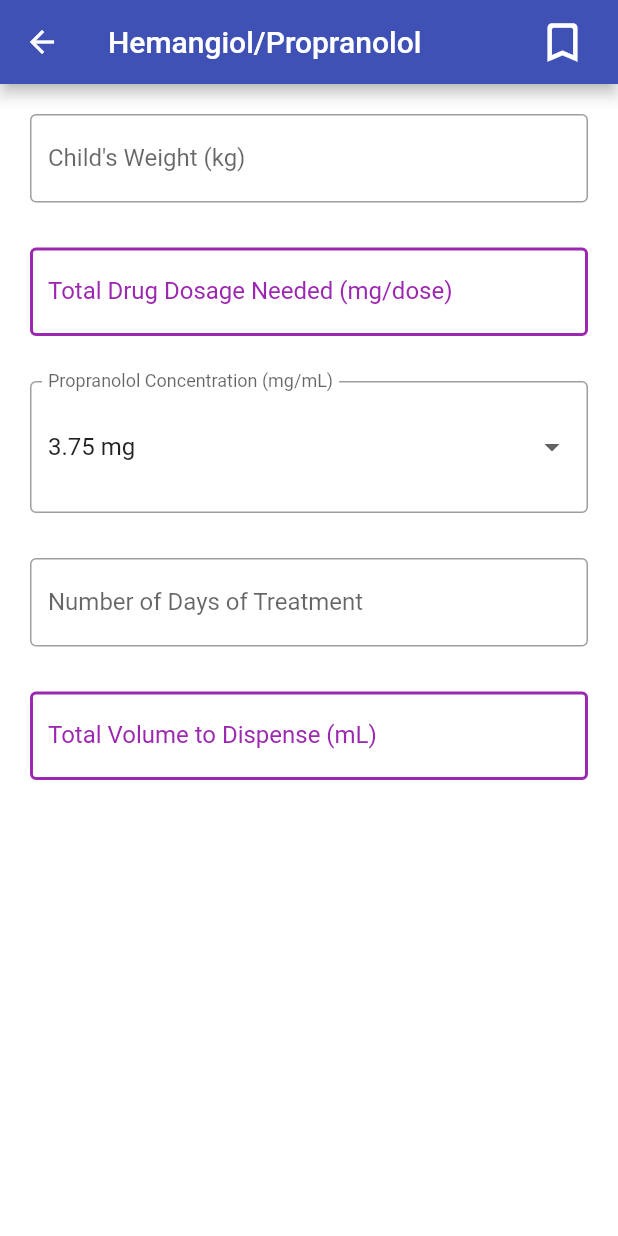
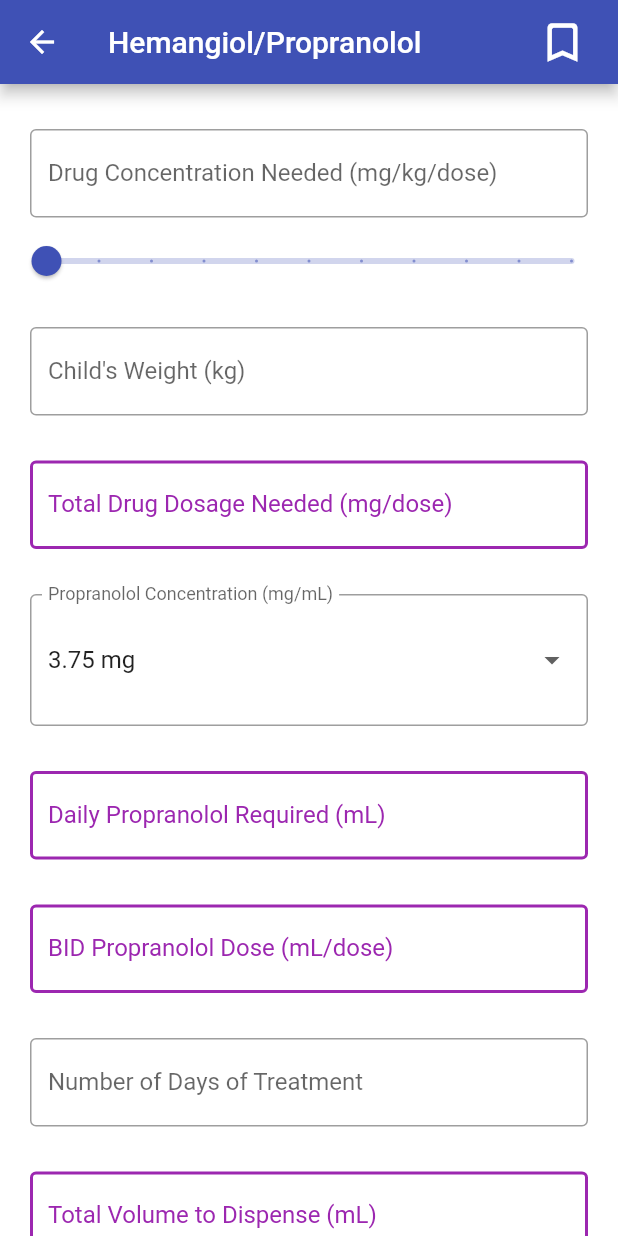
Before and after one commit to CSCIX691DAL/Application-for-Dosing-of-Pediat, a Flutter app: the Med7 screen opened by its route, on a phone screen of 412 x 824 dp. Run offline on Flutter 3.47's test engine with Material 2 defaults, Android fonts, the phone set to English and light mode, and no system bars.

Commit message:
implement partial function for med7

```diff
--- a/dosing_app/lib/medications/med_7.dart
+++ b/dosing_app/lib/medications/med_7.dart
@@ -50,25 +50,14 @@
   }
 
   // Functions for each output field
-  void calcTotalDosageNeeded() {
+  String calcTotalDosagePropranol(double concentrationNeeded, double childWeight) {
     totalDoseNeeded = concentrationNeeded * childWeight;
     totalDrugDoseNeededText.text = (totalDoseNeeded).toStringAsFixed(2) +
         "mg/dose"; // handle null and String
+    return totalDrugDoseNeededText.text;
   }
 
-  void calcNumMg() {
-    numMg = totalDoseNeeded * numDaysTreatment;
-    numMgText.text = (numMg).toStringAsFixed(2) + "mg";
-  }
 
-  void calcNumTabsNeeded() {
-    numTabsNeeded = (numMg / mgPerTablet).ceil();
-    if (numTabsNeeded.isNaN || numTabsNeeded.isInfinite) {
-      numTabsNeededText.text = (0).toString() + " tablets";
-    } else {
-      numTabsNeededText.text = (numTabsNeeded).toString() + " tablets";
-    }
-  }
 
   @override
   Widget build(BuildContext context) {
@@ -113,10 +102,55 @@
           body: SingleChildScrollView(
             child: Column(
               children: [
+                //drug concentration need
+                Padding(
+                  padding: const EdgeInsets.only(
+                      left: 20, right: 20, top: 30, bottom: 0),
+                  child: TextField(
+                    focusNode: myFocusNode,
+                    controller: concentrationNeededText,
+                    readOnly: true,
+                    decoration: const InputDecoration(
+                      border: OutlineInputBorder(),
+                      enabledBorder: OutlineInputBorder(
+                        borderSide: BorderSide(color: Colors.grey, width: 1.0),
+                      ),
+                      focusedBorder: OutlineInputBorder(
+                        borderSide:
+                        BorderSide(color: Colors.indigo, width: 2.0),
+                      ),
+                      labelText: "Drug Concentration Needed (mg/kg/dose)",
+                      hintText: "0mg/kg/dose",
+                    ),
+                  ),
+                ),
+                //drug concentration need
+                Padding(
+                  padding: const EdgeInsets.only(
+                      left: 5, right: 5, top: 5, bottom: 0),
+                  child: Slider(
+                    value: concentrationNeeded,
+                    min: 0.0,
+                    max: 1.0,
+                    divisions: 10,
+                    label: concentrationNeeded.toString(),
+                    onChanged: (value) {
+                      myFocusNode.requestFocus();
+                      setState(() {
+                        concentrationNeeded = value;
+                        concentrationNeededText.text =
+                        (concentrationNeeded.toString() + "mg/kg/dose");
+
+                      });
+                    },
+                  ),
+                ),
+
 
 
                 // Child's weight input field
                 Padding(
+
                   padding: const EdgeInsets.only(
                       left: 20, right: 20, top: 20, bottom: 0),
                   child: TextField(
@@ -127,6 +161,15 @@
                         labelText: "Child's Weight (kg)",
                         hintText: "Child's Weight (kg)",
                       ),
+                      onChanged:(value){
+                        final output = double.tryParse(value);
+                        setState(() {
+                          childWeight = output ?? 0;
+                        calcTotalDosagePropranol(concentrationNeeded,childWeight);
+
+                        });
+
+                      }
                      ),
                 ),
 
@@ -182,6 +225,52 @@
                         ),
                       ),
                     )),
+               //Daily Propranolol Required (mL)
+                Padding(
+                  padding: const EdgeInsets.only(
+                      left: 20, right: 20, top: 30, bottom: 0),
+                  child: TextField(
+                    controller: numMgText,
+                    readOnly: true,
+                    decoration: const InputDecoration(
+                      border: OutlineInputBorder(),
+                      enabledBorder: OutlineInputBorder(
+                        borderSide:
+                        BorderSide(color: Colors.purple, width: 2.0),
+                      ),
+                      focusedBorder: OutlineInputBorder(
+                        borderSide:
+                        BorderSide(color: Colors.purple, width: 2.0),
+                      ),
+                      labelText: "Daily Propranolol Required (mL)",
+                      hintText: '0.00mL',
+                      labelStyle: TextStyle(color: Colors.purple),
+                    ),
+                  ),
+                ),
+                //BID Propranolol Dose (mL/dose)
+                Padding(
+                  padding: const EdgeInsets.only(
+                      left: 20, right: 20, top: 30, bottom: 0),
+                  child: TextField(
+                    controller: numMgText,
+                    readOnly: true,
+                    decoration: const InputDecoration(
+                      border: OutlineInputBorder(),
+                      enabledBorder: OutlineInputBorder(
+                        borderSide:
+                        BorderSide(color: Colors.purple, width: 2.0),
+                      ),
+                      focusedBorder: OutlineInputBorder(
+                        borderSide:
+                        BorderSide(color: Colors.purple, width: 2.0),
+                      ),
+                      labelText: "BID Propranolol Dose (mL/dose)",
+                      hintText: '0.00mL',
+                      labelStyle: TextStyle(color: Colors.purple),
+                    ),
+                  ),
+                ),
 
                 // Number of days of treatment input field
                 Padding(
```
